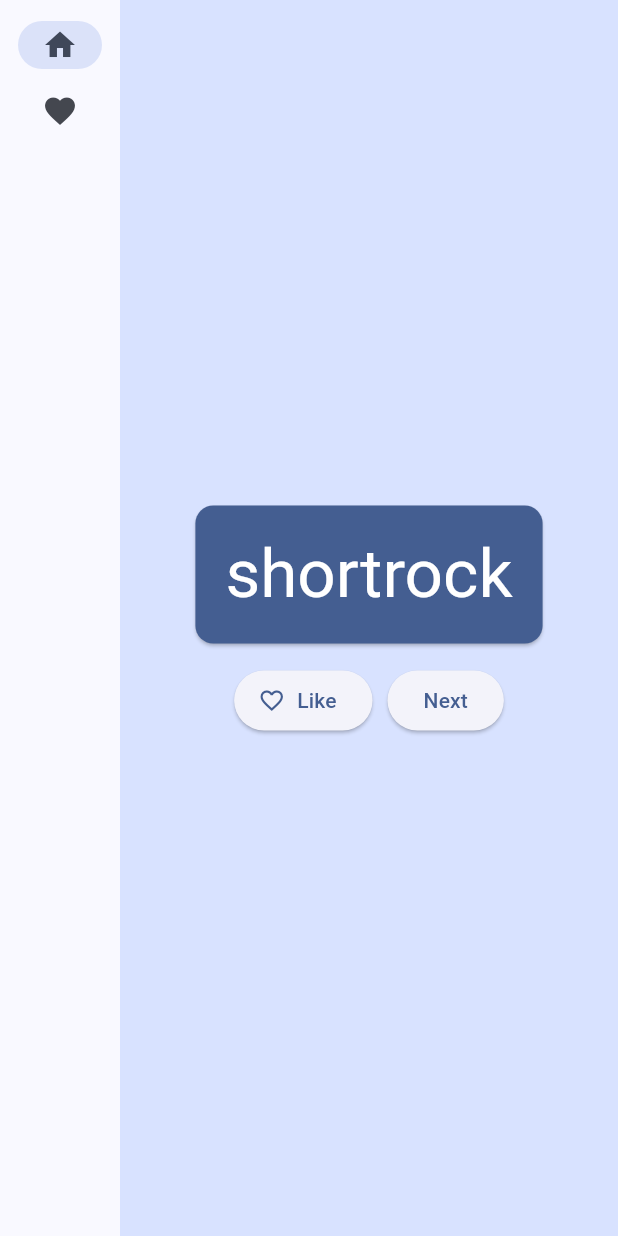
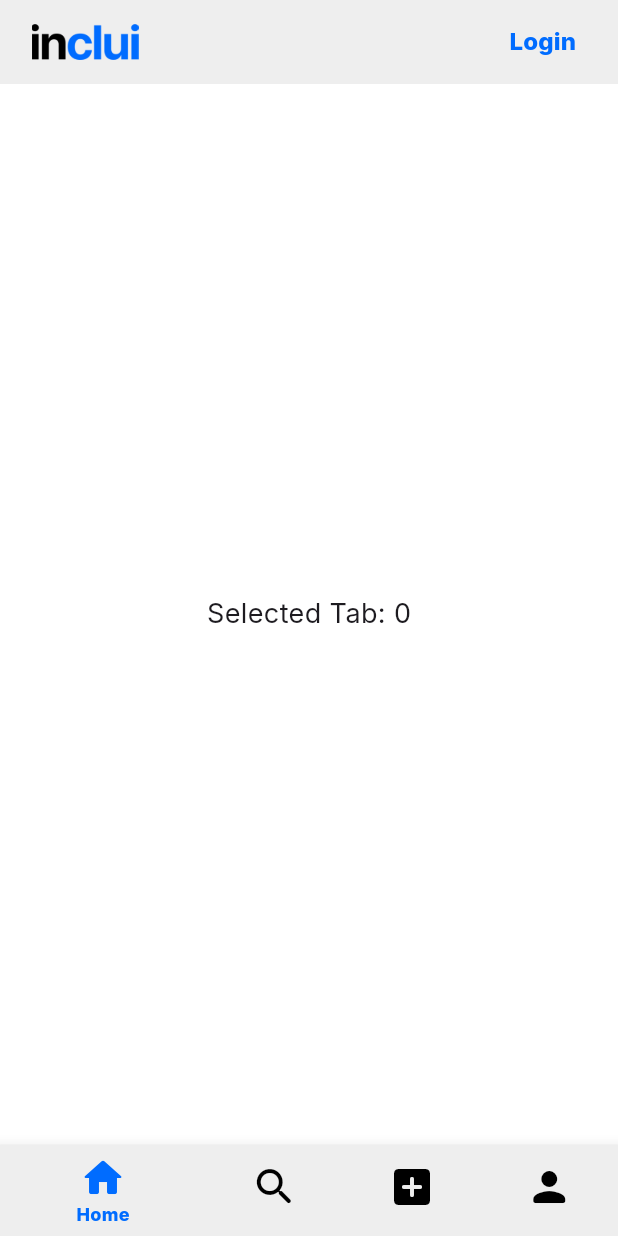
Before and after one commit to simaopsbarbosa/Inclui, a Flutter app: the screen it shows after launch, on a phone screen of 412 x 824 dp. Run offline on Flutter 3.47's test engine with Material 3 defaults, Android fonts, the phone set to English and light mode, and no system bars; our stand-ins replace google_fonts.

Commit message:
added first basic page, temporary design

```diff
--- a/src/inclui/lib/main.dart
+++ b/src/inclui/lib/main.dart
@@ -1,210 +1,109 @@
-import 'package:english_words/english_words.dart';
 import 'package:flutter/material.dart';
-import 'package:provider/provider.dart';
+import 'package:google_fonts/google_fonts.dart';
 
 void main() {
   runApp(MyApp());
 }
 
 class MyApp extends StatelessWidget {
-  const MyApp({super.key});
-
   @override
   Widget build(BuildContext context) {
-    return ChangeNotifierProvider(
-      create: (context) => MyAppState(),
-      child: MaterialApp(
-        title: 'Namer App',
+    return MaterialApp(
+      debugShowCheckedModeBanner: false,
       theme: ThemeData(
-          useMaterial3: true,
-          colorScheme: ColorScheme.fromSeed(seedColor: Colors.blueAccent),
+        primaryColor: Color(0xFF006CFF),
+        canvasColor: Colors.grey[200],
+        textTheme: GoogleFonts.interTextTheme(
+          Theme.of(context).textTheme,
         ),
-        home: MyHomePage(),
       ),
+      home: HomeScreen(),
     );
   }
 }
 
-class MyAppState extends ChangeNotifier {
-  var current = WordPair.random();
-
-  void getNext() {
-    current = WordPair.random();
-    notifyListeners();
+class HomeScreen extends StatefulWidget {
+  @override
+  _HomeScreenState createState() => _HomeScreenState();
 }
 
-  // ↓ Add the code below.
-  var favorites = <WordPair>[];
+class _HomeScreenState extends State<HomeScreen> {
+  int _selectedIndex = 0;
 
-  void toggleFavorite() {
-    if (favorites.contains(current)) {
-      favorites.remove(current);
-    } else {
-      favorites.add(current);
+  void _onItemTapped(int index) {
+    setState(() {
+      _selectedIndex = index;
+    });
   }
-    notifyListeners();
-  }
-}
-
-class MyHomePage extends StatefulWidget {
-  @override
-  State<MyHomePage> createState() => _MyHomePageState();
-}
-
-class _MyHomePageState extends State<MyHomePage> {
-  var selectedIndex = 0;
 
   @override
   Widget build(BuildContext context) {
-    Widget page;
-    switch (selectedIndex) {
-      case 0:
-        page = GeneratorPage();
-        break;
-      case 1:
-        page = FavoritesPage();
-        break;
-      default:
-        throw UnimplementedError('no widget for $selectedIndex');
-    }
-
-    return LayoutBuilder(builder: (context, constraints) {
     return Scaffold(
-        body: Row(
+      backgroundColor: Colors.white,
+      appBar: AppBar(
+        backgroundColor: Theme.of(context).canvasColor,
+        title: Row(
+          mainAxisAlignment: MainAxisAlignment.spaceBetween,
           children: [
-            SafeArea(
-              child: NavigationRail(
-                extended: constraints.maxWidth >= 600, // ← Here.
-                destinations: [
-                  NavigationRailDestination(
-                    icon: Icon(Icons.home),
-                    label: Text('Home'),
-                  ),
-                  NavigationRailDestination(
-                    icon: Icon(Icons.favorite),
-                    label: Text('Favorites'),
-                  ),
-                ],
-                selectedIndex: selectedIndex,
-                onDestinationSelected: (value) {
-                  setState(() {
-                    selectedIndex = value;
-                  });
-                },
+            Padding(
+              padding: EdgeInsets.all(5),
+              child: Image.asset(
+                'assets/logo/inclui-b.png',
+                height: 24,
               ),
             ),
-            Expanded(
-              child: Container(
-                color: Theme.of(context).colorScheme.primaryContainer,
-                child: page,
+            TextButton(
+              onPressed: () {},
+              child: Text(
+                'Login',
+                style: GoogleFonts.inter(
+                  color: Theme.of(context).primaryColor,
+                  fontSize: 16,
+                  fontWeight: FontWeight.w800,
                 ),
               ),
+            )
           ],
         ),
-      );
-    });
-  }
-}
-
-class GeneratorPage extends StatelessWidget {
-  @override
-  Widget build(BuildContext context) {
-    var appState = context.watch<MyAppState>();
-    var pair = appState.current;
-
-    IconData icon;
-    if (appState.favorites.contains(pair)) {
-      icon = Icons.favorite;
-    } else {
-      icon = Icons.favorite_border;
-    }
-
-    return Center(
-      child: Column(
-        mainAxisAlignment: MainAxisAlignment.center,
-        children: [
-          BigCard(pair: pair),
-          SizedBox(height: 10),
-          Row(
-            mainAxisSize: MainAxisSize.min,
-            children: [
-              ElevatedButton.icon(
-                onPressed: () {
-                  appState.toggleFavorite();
-                },
-                icon: Icon(icon),
-                label: Text('Like'),
       ),
-              SizedBox(width: 10),
-              ElevatedButton(
-                onPressed: () {
-                  appState.getNext();
-                },
-                child: Text('Next'),
+      body: Center(
+        child: Text(
+          'Selected Tab: $_selectedIndex',
+          style: GoogleFonts.inter(
+            fontSize: 18,
+            fontWeight: FontWeight.w400,
           ),
-            ],
+        ),
+      ),
+      bottomNavigationBar: BottomNavigationBar(
+        currentIndex: _selectedIndex,
+        onTap: _onItemTapped,
+        selectedItemColor: Theme.of(context).primaryColor,
+        unselectedItemColor: Colors.black,
+        selectedLabelStyle: GoogleFonts.inter(
+          fontSize: 12,
+          fontWeight: FontWeight.w800,
+        ),
+        iconSize: 32,
+        items: [
+          BottomNavigationBarItem(
+            icon: Icon(Icons.home_rounded),
+            label: 'Home',
+          ),
+          BottomNavigationBarItem(
+            icon: Icon(Icons.search_rounded),
+            label: 'Search',
+          ),
+          BottomNavigationBarItem(
+            icon: Icon(Icons.add_box_rounded),
+            label: 'Report',
+          ),
+          BottomNavigationBarItem(
+            icon: Icon(Icons.person_rounded),
+            label: 'Profile',
           ),
         ],
       ),
     );
   }
 }
-
-class BigCard extends StatelessWidget {
-  const BigCard({
-    super.key,
-    required this.pair,
-  });
-
-  final WordPair pair;
-
-  @override
-  Widget build(BuildContext context) {
-    final theme = Theme.of(context);
-    final style = theme.textTheme.displayMedium!.copyWith(
-      color: theme.colorScheme.onPrimary,
-    );
-
-    return Card(
-      color: theme.colorScheme.primary,
-      child: Padding(
-        padding: const EdgeInsets.all(20),
-
-        // ↓ Make the following change.
-        child: Text(
-          pair.asLowerCase,
-          style: style,
-          semanticsLabel: "${pair.first} ${pair.second}",
-        ),
-      ),
-    );
-  }
-}
-
-class FavoritesPage extends StatelessWidget {
-  @override
-  Widget build(BuildContext context) {
-    var appState = context.watch<MyAppState>();
-
-    if (appState.favorites.isEmpty) {
-      return Center(
-        child: Text('No favorites yet.'),
-      );
-    }
-
-    return ListView(
-      children: [
-        Padding(
-          padding: const EdgeInsets.all(20),
-          child: Text('You have '
-              '${appState.favorites.length} favorites:'),
-        ),
-        for (var pair in appState.favorites)
-          ListTile(
-            leading: Icon(Icons.favorite),
-            title: Text(pair.asLowerCase),
-          ),
-      ],
-    );
-  }
-}
--- a/src/inclui/pubspec.yaml
+++ b/src/inclui/pubspec.yaml
@@ -11,9 +11,7 @@ environment:
 dependencies:
   flutter:
     sdk: flutter
-
-  english_words: ^4.0.0
-  provider: ^6.1.2
+  google_fonts: ^6.2.1
 
 dev_dependencies:
   flutter_test:
@@ -23,3 +21,5 @@ dev_dependencies:
 
 flutter:
   uses-material-design: true
+  assets:
+    - assets/logo/inclui-b.png
```
Also changed, not shown: src/inclui/assets/logo/inclui-b.png (added), src/inclui/assets/logo/inclui-b.svg (added), src/inclui/assets/logo/inclui-w.png (added), src/inclui/assets/logo/inclui-w.svg (added), src/inclui/pubspec.lock, 253 other files. Lines whose indentation alone changed are shown as unchanged.
